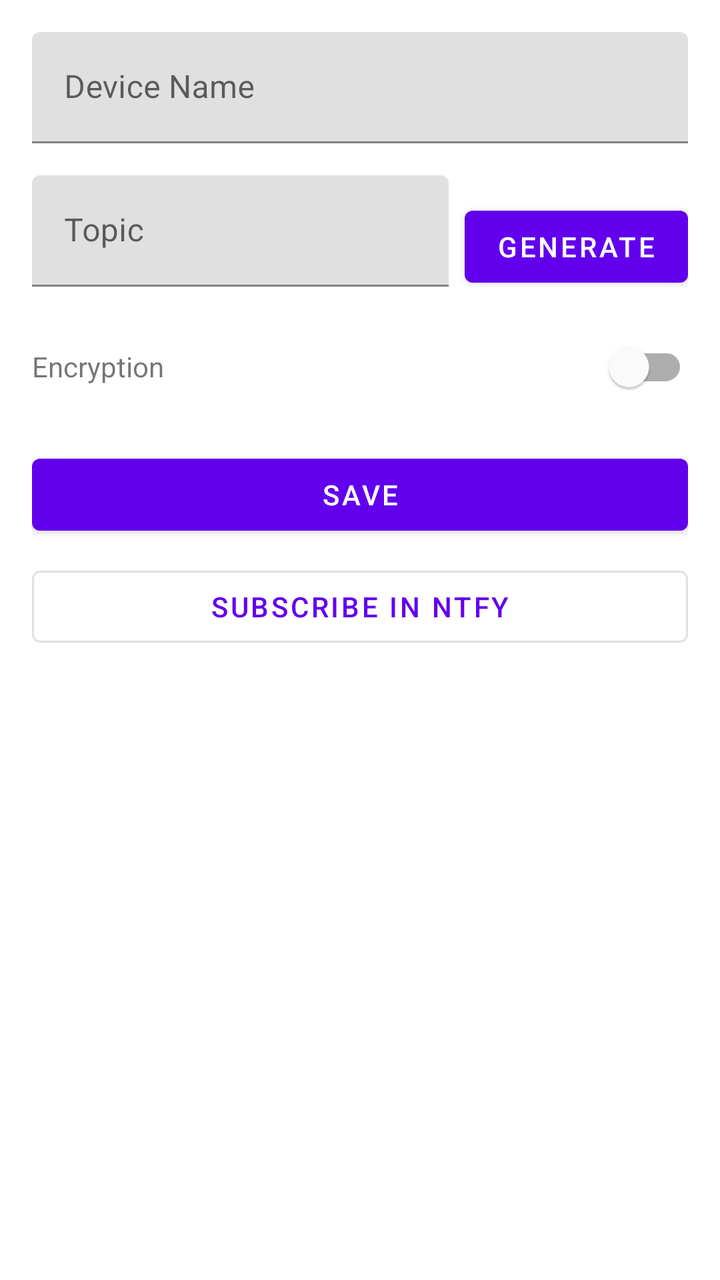
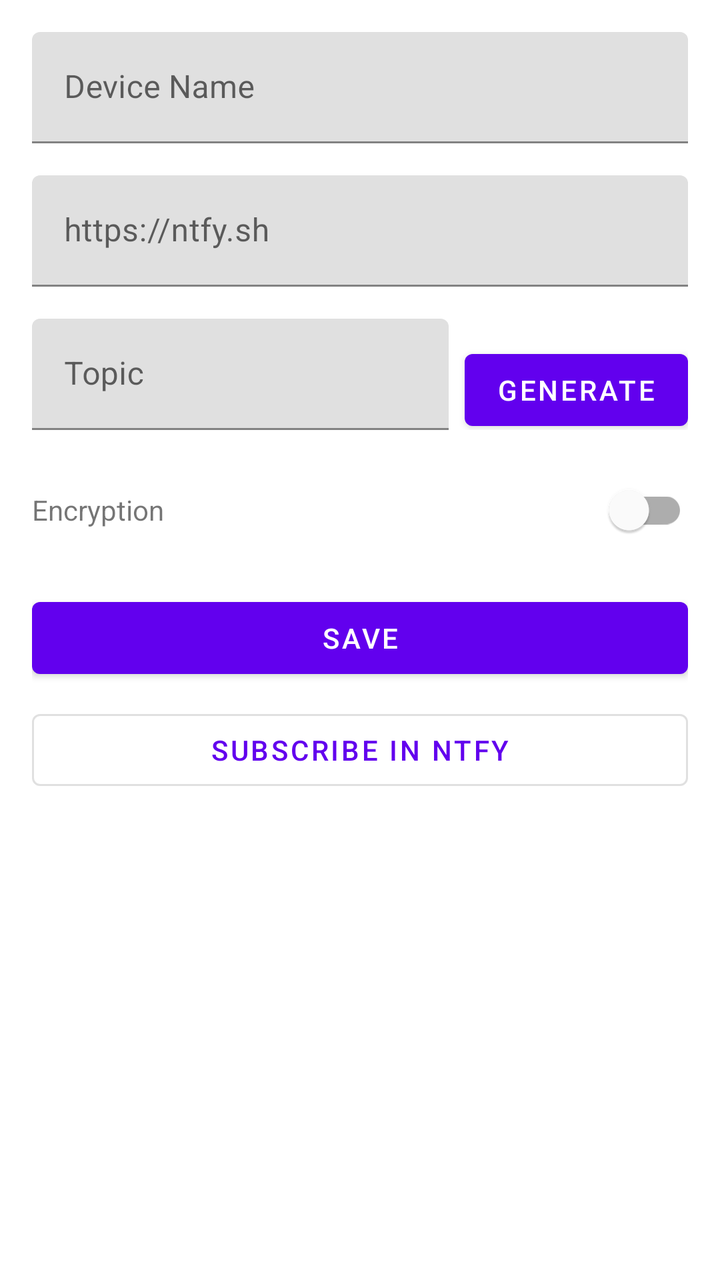

An Android layout rendered at two revisions. The XML below is the earlier revision; the diff shows what the commit changed to produce the second picture.
<!-- AndroidManifest.xml: application theme Theme.ClipShift -->
<!-- res/layout/activity_settings.xml -->
<?xml version="1.0" encoding="utf-8"?>
<ScrollView xmlns:android="http://schemas.android.com/apk/res/android"
    android:id="@+id/scrollView"
    android:layout_width="match_parent"
    android:layout_height="match_parent">

    <LinearLayout
        android:layout_width="match_parent"
        android:layout_height="wrap_content"
        android:orientation="vertical"
        android:padding="16dp">

        <TextView
            android:id="@+id/bannerText"
            android:layout_width="match_parent"
            android:layout_height="wrap_content"
            android:text="@string/onboarding_banner"
            android:visibility="gone"
            android:padding="12dp"
            android:background="@color/teal_200"
            android:layout_marginBottom="16dp" />

        <TextView
            android:id="@+id/notificationPermissionWarning"
            android:layout_width="match_parent"
            android:layout_height="wrap_content"
            android:text="@string/permission_notification_denied"
            android:visibility="gone"
            android:padding="12dp"
            android:layout_marginBottom="16dp" />

        <com.google.android.material.textfield.TextInputLayout
            android:layout_width="match_parent"
            android:layout_height="wrap_content"
            android:hint="@string/label_device_name"
            android:layout_marginBottom="16dp">
            <com.google.android.material.textfield.TextInputEditText
                android:id="@+id/deviceNameInput"
                android:layout_width="match_parent"
                android:layout_height="wrap_content" />
        </com.google.android.material.textfield.TextInputLayout>

        <LinearLayout
            android:layout_width="match_parent"
            android:layout_height="wrap_content"
            android:orientation="horizontal"
            android:layout_marginBottom="16dp">
            <com.google.android.material.textfield.TextInputLayout
                android:layout_width="0dp"
                android:layout_height="wrap_content"
                android:layout_weight="1"
                android:hint="@string/label_topic">
                <com.google.android.material.textfield.TextInputEditText
                    android:id="@+id/topicInput"
                    android:layout_width="match_parent"
                    android:layout_height="wrap_content" />
            </com.google.android.material.textfield.TextInputLayout>
            <com.google.android.material.button.MaterialButton
                android:id="@+id/generateBtn"
                android:layout_width="wrap_content"
                android:layout_height="wrap_content"
                android:text="@string/btn_generate"
                android:layout_marginStart="8dp" />
        </LinearLayout>

        <TextView
            android:id="@+id/topicError"
            android:layout_width="match_parent"
            android:layout_height="wrap_content"
            android:text="@string/error_topic_invalid"
            android:textColor="@android:color/holo_red_dark"
            android:visibility="gone"
            android:layout_marginBottom="8dp" />

        <LinearLayout
            android:layout_width="match_parent"
            android:layout_height="wrap_content"
            android:orientation="horizontal"
            android:gravity="center_vertical"
            android:layout_marginBottom="16dp">
            <TextView
                android:layout_width="0dp"
                android:layout_height="wrap_content"
                android:layout_weight="1"
                android:text="@string/label_encryption" />
            <com.google.android.material.switchmaterial.SwitchMaterial
                android:id="@+id/encryptionToggle"
                android:layout_width="wrap_content"
                android:layout_height="wrap_content" />
        </LinearLayout>

        <com.google.android.material.textfield.TextInputLayout
            android:id="@+id/passphraseLayout"
            android:layout_width="match_parent"
            android:layout_height="wrap_content"
            android:hint="@string/label_passphrase"
            android:visibility="gone"
            android:layout_marginBottom="8dp">
            <com.google.android.material.textfield.TextInputEditText
                android:id="@+id/passphraseInput"
                android:layout_width="match_parent"
                android:layout_height="wrap_content"
                android:inputType="textPassword" />
        </com.google.android.material.textfield.TextInputLayout>

        <TextView
            android:id="@+id/passphraseError"
            android:layout_width="match_parent"
            android:layout_height="wrap_content"
            android:text="@string/error_passphrase_required"
            android:textColor="@android:color/holo_red_dark"
            android:visibility="gone"
            android:layout_marginBottom="8dp" />

        <com.google.android.material.button.MaterialButton
            android:id="@+id/saveBtn"
            android:layout_width="match_parent"
            android:layout_height="wrap_content"
            android:text="@string/btn_save"
            android:layout_marginBottom="8dp" />

        <com.google.android.material.button.MaterialButton
            android:id="@+id/subscribeBtn"
            android:layout_width="match_parent"
            android:layout_height="wrap_content"
            android:text="@string/btn_subscribe"
            style="@style/Widget.MaterialComponents.Button.OutlinedButton" />

    </LinearLayout>
</ScrollView>
<!-- resources referenced by this layout -->
<resources>
  <color name="teal_200">#FF03DAC5</color>
  <string name="btn_generate">Generate</string>
  <string name="btn_save">Save</string>
  <string name="btn_subscribe">Subscribe in ntfy</string>
  <string name="error_passphrase_required">Passphrase required when encryption is enabled</string>
  <string name="error_topic_invalid">Topic must be 1–64 characters: letters, numbers, hyphens, underscores</string>
  <string name="label_device_name">Device Name</string>
  <string name="label_encryption">Encryption</string>
  <string name="label_passphrase">Passphrase</string>
  <string name="label_topic">Topic</string>
  <string name="onboarding_banner">Set your topic to get started</string>
  <string name="permission_notification_denied">Notification permission denied — Send Clipboard action will be unavailable. Grant it in system settings.</string>
  <style name="Theme.ClipShift" parent="Theme.MaterialComponents.DayNight.DarkActionBar">
          <item name="colorPrimary">@color/purple_500</item>
          <item name="colorPrimaryDark">@color/purple_700</item>
          <item name="colorAccent">@color/teal_200</item>
      </style>
  <color name="purple_500">#FF6200EE</color>
  <color name="purple_700">#FF3700B3</color>
</resources>

<!-- the commit's change to res/layout/activity_settings.xml (unified diff, before → after) -->
@@ -38,6 +38,18 @@
                 android:id="@+id/deviceNameInput"
                 android:layout_width="match_parent"
                 android:layout_height="wrap_content" />
+        </com.google.android.material.textfield.TextInputLayout>
+
+        <com.google.android.material.textfield.TextInputLayout
+            android:layout_width="match_parent"
+            android:layout_height="wrap_content"
+            android:hint="@string/hint_base_url"
+            android:layout_marginBottom="16dp">
+            <com.google.android.material.textfield.TextInputEditText
+                android:id="@+id/baseUrlInput"
+                android:layout_width="match_parent"
+                android:layout_height="wrap_content"
+                android:inputType="textUri" />
         </com.google.android.material.textfield.TextInputLayout>
 
         <LinearLayout
<!-- resource entries referenced after the edit -->
@@ -6,6 +6,7 @@
   <string name="btn_subscribe">Subscribe in ntfy</string>
   <string name="error_passphrase_required">Passphrase required when encryption is enabled</string>
   <string name="error_topic_invalid">Topic must be 1–64 characters: letters, numbers, hyphens, underscores</string>
+  <string name="hint_base_url">https://ntfy.sh</string>
   <string name="label_device_name">Device Name</string>
   <string name="label_encryption">Encryption</string>
   <string name="label_passphrase">Passphrase</string>
